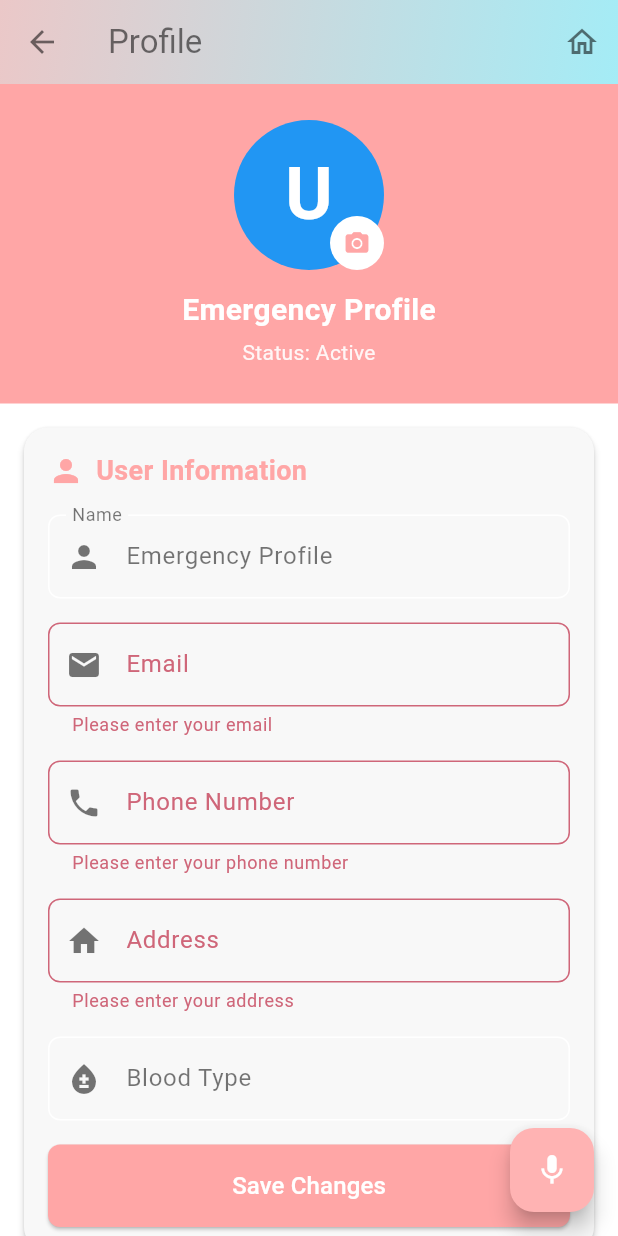
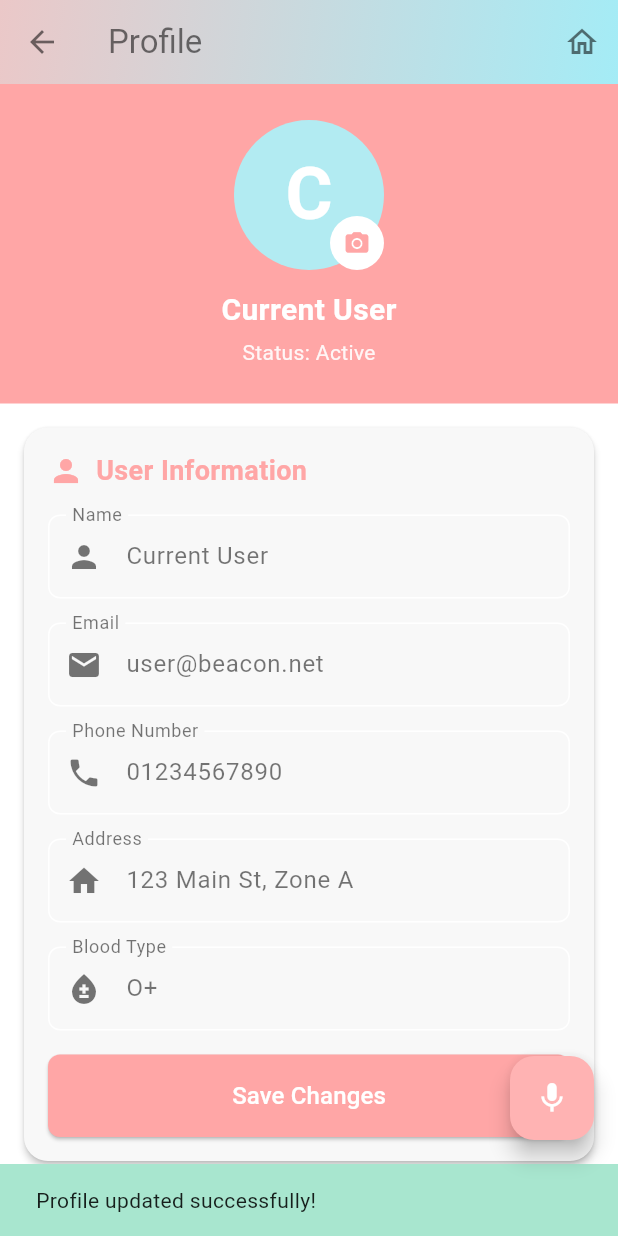
Before and after one commit to Hagerh/-BEACON-app-, a Flutter app: the ProfileScreen screen opened by its route, after a tap on "Save Changes", on a phone screen of 412 x 824 dp. Run offline on Flutter 3.47's test engine with Material 3 defaults, Android fonts, the phone set to English and light mode, and no system bars; our stand-ins replace flutter_bloc.

Commit message:
cubit for profile screen

```diff
--- a/lib/business/cubit/network_state.dart
+++ b/lib/business/cubit/network_state.dart
@@ -1,4 +1,3 @@
-
 import 'package:flutter/material.dart';
 import 'package:projectdemo/data/model/device_model.dart';
 
@@ -27,6 +26,7 @@ class NetworkLoaded extends NetworkState {
   }
 }
 
+
 class NetworkError extends NetworkState {
   final String message;
   NetworkError(this.message);
--- /dev/null
+++ b/lib/business/cubit/userProfile_cubit.dart
@@ -0,0 +1,84 @@
+import 'package:flutter/material.dart';
+import 'package:flutter_bloc/flutter_bloc.dart';
+import 'package:projectdemo/constants/colors.dart';
+import 'package:projectdemo/data/model/userProfile_model.dart';
+import 'package:projectdemo/business/cubit/userProfile_state.dart';
+
+class ProfileCubit extends Cubit<ProfileState> {
+  ProfileCubit() : super(ProfileLoading());
+
+  // Simulates fetching profile data based on arguments
+  Future<void> loadProfile(Map<String, dynamic>? args) async {
+    emit(ProfileLoading());
+
+    // If args is null, we assume the user is viewing their own profile.
+    final bool isViewingSelf = args == null || args['isSelf'] == true;
+
+    try {
+      UserProfile user;
+
+      if (isViewingSelf) {
+        // ---  (Editable) ---
+        // TODO: Replace with actual SQLite/Device ID fetch
+        user = UserProfile(
+          name: 'Current User',
+          avatarLetter: 'C',
+          avatarColor: AppColors.connectionTeal,
+          status: 'Active',
+          email: 'user@beacon.net',
+          phone: '01234567890',
+          address: '123 Main St, Zone A',
+          bloodType: 'O+',
+          deviceId: 'DEVICE-OWNER-ID',
+        );
+      } else {
+        // --- (Read-Only) ---
+        user = UserProfile(
+          name: args['name'] ?? 'Peer User',
+          avatarLetter: args['avatar'] ?? 'P',
+          avatarColor: args['color'] ?? Colors.grey,
+          status: args['status'] ?? 'Idle',
+          email: args['email'] ?? '',
+          phone: args['phone'] ?? '',
+          address: args['address'] ?? 'Unknown location',
+          bloodType: args['bloodType'] ?? 'N/A',
+          deviceId: args['deviceId'] ?? 'DEVICE-PEER-ID',
+        );
+      }
+
+      emit(ProfileLoaded(profile: user, isEditable: isViewingSelf));
+
+    } catch (e) {
+      emit(ProfileError('Failed to load profile: $e'));
+    }
+  }
+
+
+  Future<void> saveProfile({
+    required String name,
+    required String email,
+    required String phone,
+    required String address,
+    required String bloodType,
+  }) async {
+    if (state is ProfileLoaded) {
+      final currentState = state as ProfileLoaded;
+
+
+      final updatedProfile = currentState.profile.copyWith(
+        name: name,
+        email: email,
+        phone: phone,
+        address: address,
+        bloodType: bloodType,
+      );
+
+      emit(currentState.copyWith(profile: updatedProfile));
+
+      // TODO: Implement actual database  (SQLite)
+
+
+      //msln - Show success message via BlocListener - present the save operation succeeded
+    }
+  }
+}
--- /dev/null
+++ b/lib/business/cubit/userProfile_state.dart
@@ -0,0 +1,26 @@
+import 'package:flutter/material.dart';
+import 'package:projectdemo/data/model/userProfile_model.dart';
+
+@immutable
+abstract class ProfileState {}
+
+class ProfileLoading extends ProfileState {}
+
+class ProfileLoaded extends ProfileState {
+  final UserProfile profile;
+  final bool isEditable; // True if viewing self, False if viewing another user
+
+  ProfileLoaded({required this.profile, required this.isEditable});
+
+  ProfileLoaded copyWith({UserProfile? profile}) {
+    return ProfileLoaded(
+      profile: profile ?? this.profile,
+      isEditable: isEditable,
+    );
+  }
+}
+
+class ProfileError extends ProfileState {
+  final String message;
+  ProfileError(this.message);
+}
--- a/lib/data/model/message_model.dart
+++ b/lib/data/model/message_model.dart
@@ -1,4 +1,3 @@
-
 import 'package:flutter/material.dart';
 
 class Message {
--- /dev/null
+++ b/lib/data/model/userProfile_model.dart
@@ -0,0 +1,46 @@
+import 'package:flutter/material.dart';
+
+class UserProfile {
+  final String name;
+  final String avatarLetter;
+  final Color avatarColor;
+  final String status;
+  final String email;
+  final String phone;
+  final String address;
+  final String bloodType;
+  final String deviceId; // Unique identifier  -> for P2P and Database
+
+  UserProfile({
+    required this.name,
+    required this.avatarLetter,
+    required this.avatarColor,
+    required this.status,
+    required this.email,
+    required this.phone,
+    required this.address,
+    required this.bloodType,
+    required this.deviceId,
+  });
+
+  UserProfile copyWith({
+    String? name,
+    String? email,
+    String? phone,
+    String? address,
+    String? bloodType,
+    Color? avatarColor,
+  }) {
+    return UserProfile(
+      name: name ?? this.name,
+      avatarLetter: name != null ? name[0].toUpperCase() : avatarLetter,
+      avatarColor: avatarColor ?? this.avatarColor,
+      status: status, // Status  (active, idle, offline)
+      email: email ?? this.email,
+      phone: phone ?? this.phone,
+      address: address ?? this.address,
+      bloodType: bloodType ?? this.bloodType,
+      deviceId: deviceId,
+    );
+  }
+}
--- a/lib/main.dart
+++ b/lib/main.dart
@@ -3,6 +3,7 @@ import 'package:flutter_bloc/flutter_bloc.dart';
 import 'package:projectdemo/business/cubit/networkDashboard_cubit.dart';
 import 'package:projectdemo/business/cubit/network_cubit.dart';
 import 'package:projectdemo/business/cubit/privateChat_cubit.dart';
+import 'package:projectdemo/business/cubit/userProfile_cubit.dart';
 import 'package:projectdemo/constants/colors.dart';
 import 'package:projectdemo/presentation/screens/privateChat_screen.dart';
 import 'package:projectdemo/presentation/screens/createNetwork_screen.dart';
@@ -13,7 +14,7 @@ import 'package:projectdemo/presentation/screens/publicChat_screen.dart';
 import 'package:projectdemo/presentation/screens/profile_screen.dart';
 import 'package:projectdemo/constants/settings.dart';
 import 'package:projectdemo/presentation/screens/resourceSharing_screen.dart';
-import 'package:projectdemo/constants/settings.dart';
+
 void main() {
   runApp(MyApp());
 }
@@ -47,32 +48,47 @@ class MyApp extends StatelessWidget {
           child: const Joinnetworkscreen(),
         ),
         createNetworkScreen: (context) => CreateNetworkScreen(),
-        profileScreen: (context) => ProfileScreen(),
+        profileScreen: (context) {
+          // Arguments are passed when viewing a peer profile (from PrivateChatScreen)
+          final args =
+              ModalRoute.of(context)?.settings.arguments
+                  as Map<String, dynamic>?;
+
+          return BlocProvider(
+            // Pass arguments to the Cubit so it knows which profile to load
+            create: (context) => ProfileCubit()..loadProfile(args),
+            child: const ProfileScreen(),
+          );
+        },
 
         publicChatScreen: (context) {
           //Extract arguments passed from Joinnetworkscreen
-          final networkData = ModalRoute.of(context)?.settings.arguments as Map<String, dynamic>?;
+          final networkData =
+              ModalRoute.of(context)?.settings.arguments
+                  as Map<String, dynamic>?;
 
           final networkId = networkData?['networkId'] ?? 'Unknown Network';
           final connectors = networkData?['connectors'] as int? ?? 0;
 
           return BlocProvider(
             // IMMEDIATELY call loadDevices with arguments
-            create: (context) => NetworkDashboardCubit()
-              ..loadDevices(networkId, connectors),
+            create: (context) =>
+                NetworkDashboardCubit()..loadDevices(networkId, connectors),
             child: const PublicChatScreen(),
           );
         },
-          chatScreen: (context) {
+        chatScreen: (context) {
           //Extract arguments passed from PublicChatScreen
-          final deviceInfo = ModalRoute.of(context)?.settings.arguments as Map<String, dynamic>?;
+          final deviceInfo =
+              ModalRoute.of(context)?.settings.arguments
+                  as Map<String, dynamic>?;
           final name = deviceInfo?['name'] ?? 'User';
           final status = deviceInfo?['status'] ?? 'Online';
 
           return BlocProvider(
             // Pass  initial data to the Cubit's constructor
             create: (context) => PrivateChatCubit(name: name, status: status),
-            child:  PrivatechatScreen(),
+            child: PrivatechatScreen(),
           );
         },
 
--- a/lib/presentation/screens/profile_screen.dart
+++ b/lib/presentation/screens/profile_screen.dart
@@ -1,44 +1,31 @@
 import 'package:flutter/material.dart';
+import 'package:flutter_bloc/flutter_bloc.dart';
+import 'package:projectdemo/business/cubit/userProfile_cubit.dart';
+import 'package:projectdemo/business/cubit/userProfile_state.dart';
+import 'package:projectdemo/constants/colors.dart';
 import 'package:projectdemo/presentation/widgets/profileImage_widget.dart';
 import 'package:projectdemo/presentation/widgets/userInfoCard_widget.dart';
 import 'package:projectdemo/presentation/widgets/voice_widget.dart';
 
 class ProfileScreen extends StatelessWidget {
-  final String? name;
-  final String? avatarLetter;
-  final Color? avatarColor;
-  final String? status;
-  final String? email;
-  final String? phone;
-  final String? address;
-  final String? bloodType;
-
-  const ProfileScreen({
-    super.key,
-    this.name,
-    this.avatarLetter,
-    this.avatarColor,
-    this.status,
-    this.email,
-    this.phone,
-    this.address,
-    this.bloodType,
-  });
+  const ProfileScreen({super.key});
 
   @override
   Widget build(BuildContext context) {
-    return OrientationBuilder(
-      builder: (context, orientation) {
-        final isLandscape = orientation == Orientation.landscape;
-
-
-  final args = ModalRoute.of(context)?.settings.arguments as Map<String, dynamic>?;
-  // for sake of compatibility with navigation that passes arguments                 !IMPORTANT BY JOJO ASK TEAM
-  final displayName = name ?? args?['name'] as String? ?? 'Emergency Profile';
-  final displayAvatar = avatarLetter ?? args?['avatar'] as String? ?? 'U';
-  final displayColor = avatarColor ?? args?['color'] as Color? ?? Colors.blue;
-  final displayStatus = status ?? args?['status'] as String? ?? 'Active';
-
+    //block listener to handle error states
+    return BlocListener<ProfileCubit, ProfileState>(
+      listener: (context, state) {
+        if (state is ProfileError) {
+          ScaffoldMessenger.of(context).showSnackBar(
+            SnackBar(
+              content: Text(state.message),
+              backgroundColor: AppColors.alertRed,
+            ),
+          );
+        }
+      },
+      child: BlocBuilder<ProfileCubit, ProfileState>(
+        builder: (context, state) {
           return Scaffold(
             appBar: AppBar(
               actions: [
@@ -64,71 +51,170 @@ class ProfileScreen extends StatelessWidget {
                 ),
               ),
             ),
-          body: isLandscape
-              ? Row(
+            body: _buildBody(context, state),
+            floatingActionButton: const VoiceWidget(),
+          );
+        },
+      ),
+    );
+  }
+
+  Widget _buildBody(BuildContext context, ProfileState state) {
+    if (state is ProfileLoading) {
+      return const Center(child: CircularProgressIndicator());
+    }
+
+    if (state is ProfileError) {
+      return Center(
+        child: Column(
+          mainAxisAlignment: MainAxisAlignment.center,
+          children: [
+            const Icon(
+              Icons.error_outline,
+              size: 64,
+              color: AppColors.alertRed,
+            ),
+            const SizedBox(height: 16),
+            Text(
+              state.message,
+              textAlign: TextAlign.center,
+              style: const TextStyle(fontSize: 16),
+            ),
+            const SizedBox(height: 16),
+            ElevatedButton(
+              onPressed: () {
+                final args =
+                    ModalRoute.of(context)?.settings.arguments
+                        as Map<String, dynamic>?;
+                context.read<ProfileCubit>().loadProfile(args);
+              },
+              child: const Text('Retry'),
+            ),
+          ],
+        ),
+      );
+    }
+
+    if (state is ProfileLoaded) {
+      final profile = state.profile;
+      final isEditable = state.isEditable;
+
+      return OrientationBuilder(
+        builder: (context, orientation) {
+          final isLandscape = orientation == Orientation.landscape;
+
+          if (isLandscape) {
+            return Row(
               children: [
                 SizedBox(
                   width: 250,
                   child: ProfileimageWidget(
-                        avatarLetter: displayAvatar,
-                        avatarColor: displayColor,
-                        title: displayName,
-                        subtitle: 'Status: $displayStatus',
-                        showCamera: args == null,
+                    avatarLetter: profile.avatarLetter,
+                    avatarColor: profile.avatarColor,
+                    title: profile.name,
+                    subtitle: 'Status: ${profile.status}',
+                    showCamera: isEditable,
                   ),
                 ),
-
                 const VerticalDivider(width: 1),
-
                 Expanded(
                   child: SingleChildScrollView(
                     child: Center(
                       child: Padding(
                         padding: const EdgeInsets.all(16.0),
                         child: UserinfocardWidget(
-                              name: displayName,
-                              email: email ?? args?['email'] as String? ?? '',
-                              phone: phone ?? args?['phone'] as String? ?? '',
-                              address: address ?? args?['address'] as String? ?? '',
-                              bloodType: bloodType ?? args?['bloodType'] as String? ?? '',
-                              editable: args == null,
+                          name: profile.name,
+                          email: profile.email,
+                          phone: profile.phone,
+                          address: profile.address,
+                          bloodType: profile.bloodType,
+                          editable: isEditable,
+                          onSave: isEditable
+                              ? (data) {
+                                  context.read<ProfileCubit>().saveProfile(
+                                    name: data['name']!,
+                                    email: data['email']!,
+                                    phone: data['phone']!,
+                                    address: data['address']!,
+                                    bloodType: data['bloodType']!,
+                                  );
+
+                                  // Show success message
+                                  ScaffoldMessenger.of(context).showSnackBar(
+                                    const SnackBar(
+                                      content: Text(
+                                        'Profile updated successfully!',
+                                        style: TextStyle(
+                                          color: AppColors.textPrimary,
+                                        ),
+                                      ),
+                                      backgroundColor: AppColors.safeGreen,
+                                      duration: Duration(seconds: 2),
+                                    ),
+                                  );
+                                }
+                              : null,
                         ),
                       ),
                     ),
                   ),
                 ),
               ],
-                )
-              : SingleChildScrollView(
+            );
+          }
+
+          // Portrait mode
+          return SingleChildScrollView(
             child: Center(
               child: Column(
                 children: [
                   ProfileimageWidget(
-                          avatarLetter: displayAvatar,
-                          avatarColor: displayColor,
-                          title: displayName,
-                          subtitle: 'Status: $displayStatus',
-                          showCamera: args == null,
+                    avatarLetter: profile.avatarLetter,
+                    avatarColor: profile.avatarColor,
+                    title: profile.name,
+                    subtitle: 'Status: ${profile.status}',
+                    showCamera: isEditable,
                   ),
                   const SizedBox(height: 16),
                   UserinfocardWidget(
-                          name: displayName,
-                          email: email ?? args?['email'] as String? ?? '',
-                          phone: phone ?? args?['phone'] as String? ?? '',
-                          address: address ?? args?['address'] as String? ?? '',
-                          bloodType: bloodType ?? args?['bloodType'] as String? ?? '',
-                          editable: args == null,
+                    name: profile.name,
+                    email: profile.email,
+                    phone: profile.phone,
+                    address: profile.address,
+                    bloodType: profile.bloodType,
+                    editable: isEditable,
+                    onSave: isEditable
+                        ? (data) {
+                            context.read<ProfileCubit>().saveProfile(
+                              name: data['name']!,
+                              email: data['email']!,
+                              phone: data['phone']!,
+                              address: data['address']!,
+                              bloodType: data['bloodType']!,
+                            );
+                            ScaffoldMessenger.of(context).showSnackBar(
+                              const SnackBar(
+                                content: Text(
+                                  'Profile updated successfully!',
+                                  style: TextStyle(
+                                    color: AppColors.textPrimary,
+                                  ),
+                                ),
+                                backgroundColor: AppColors.safeGreen,
+                                duration: Duration(seconds: 2),
+                              ),
+                            );
+                          }
+                        : null,
                   ),
                 ],
               ),
             ),
-                ),
-
-          floatingActionButton: const VoiceWidget(),
-
-
           );
         },
       );
     }
+
+    return const SizedBox.shrink();
   }
+}
--- a/lib/presentation/screens/resourceSharing_screen.dart
+++ b/lib/presentation/screens/resourceSharing_screen.dart
@@ -1,7 +1,6 @@
 import 'package:flutter/material.dart';
 import 'package:projectdemo/constants/colors.dart';
 import 'package:projectdemo/presentation/widgets/voice_widget.dart';
-import '../widgets/footer_widget.dart';
 
 class ResourceSharingScreen extends StatelessWidget {
   const ResourceSharingScreen({super.key});
--- a/lib/presentation/widgets/userInfoCard_widget.dart
+++ b/lib/presentation/widgets/userInfoCard_widget.dart
@@ -8,6 +8,7 @@ class UserinfocardWidget extends StatefulWidget {
   final String? address;
   final String? bloodType;
   final bool editable;
+  final void Function(Map<String, String> data)? onSave; // Callback for save action
 
   const UserinfocardWidget({
     super.key,
@@ -16,7 +17,7 @@ class UserinfocardWidget extends StatefulWidget {
     this.phone,
     this.address,
     this.bloodType,
-    this.editable = true,
+    this.editable = true, this.onSave,
   });
 
   @override
@@ -61,6 +62,7 @@ class _UserinfocardWidgetState extends State<UserinfocardWidget> {
                   Text(
                     'User Information',
                     style: TextStyle(
+                      overflow: TextOverflow.ellipsis,
                       fontSize: 18,
                       fontWeight: FontWeight.bold,
                       color: AppColors.alertRed,
@@ -164,7 +166,13 @@ class _UserinfocardWidgetState extends State<UserinfocardWidget> {
                 ElevatedButton(
                   onPressed: () {
                     if (_formKey.currentState!.validate()) {
-                      // TODO: Process data / save changes
+                      widget.onSave!({
+                        'name': _nameController.text,
+                        'email': _emailController.text,
+                        'phone': _phoneController.text,
+                        'address': _addressController.text,
+                        'bloodType': _bloodTypeController.text,
+                      });
                     }
                   },
                   style: ElevatedButton.styleFrom(
```
Also changed, not shown: lib/constants/settings.dart (line endings or trailing spaces), lib/presentation/screens/publicChat_screen.dart (line endings or trailing spaces). Lines whose indentation alone changed are shown as unchanged.
